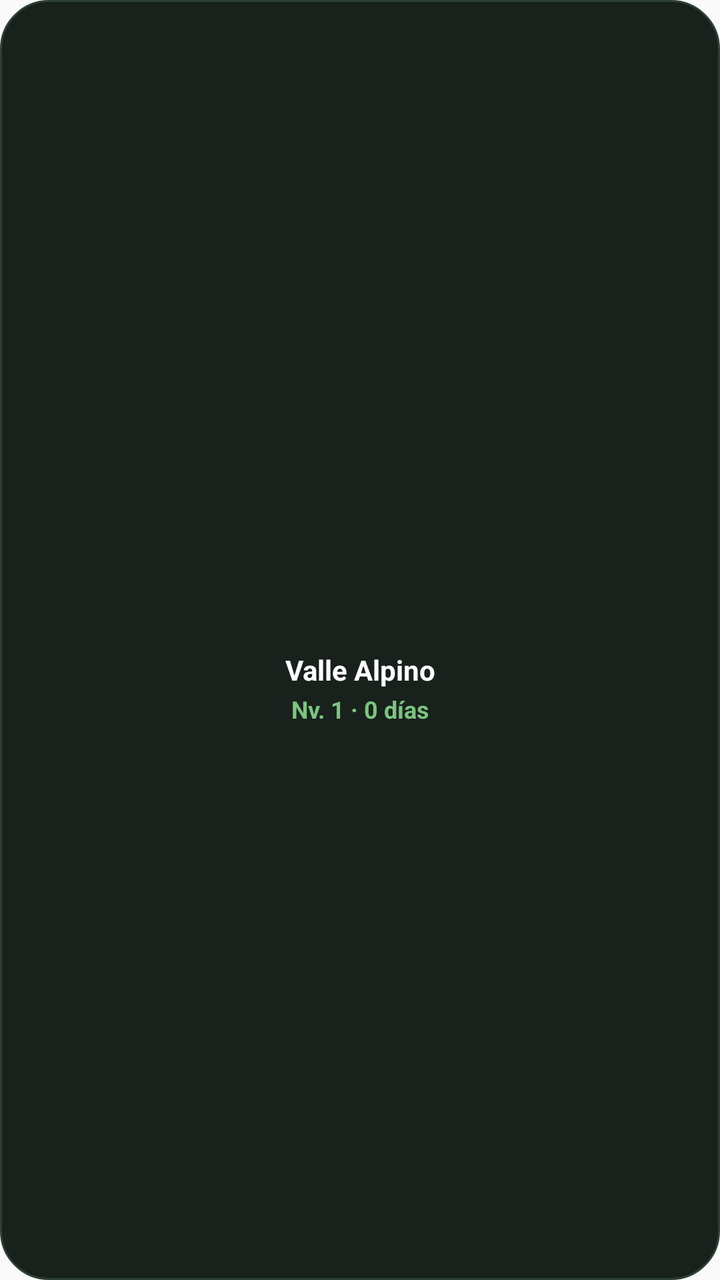
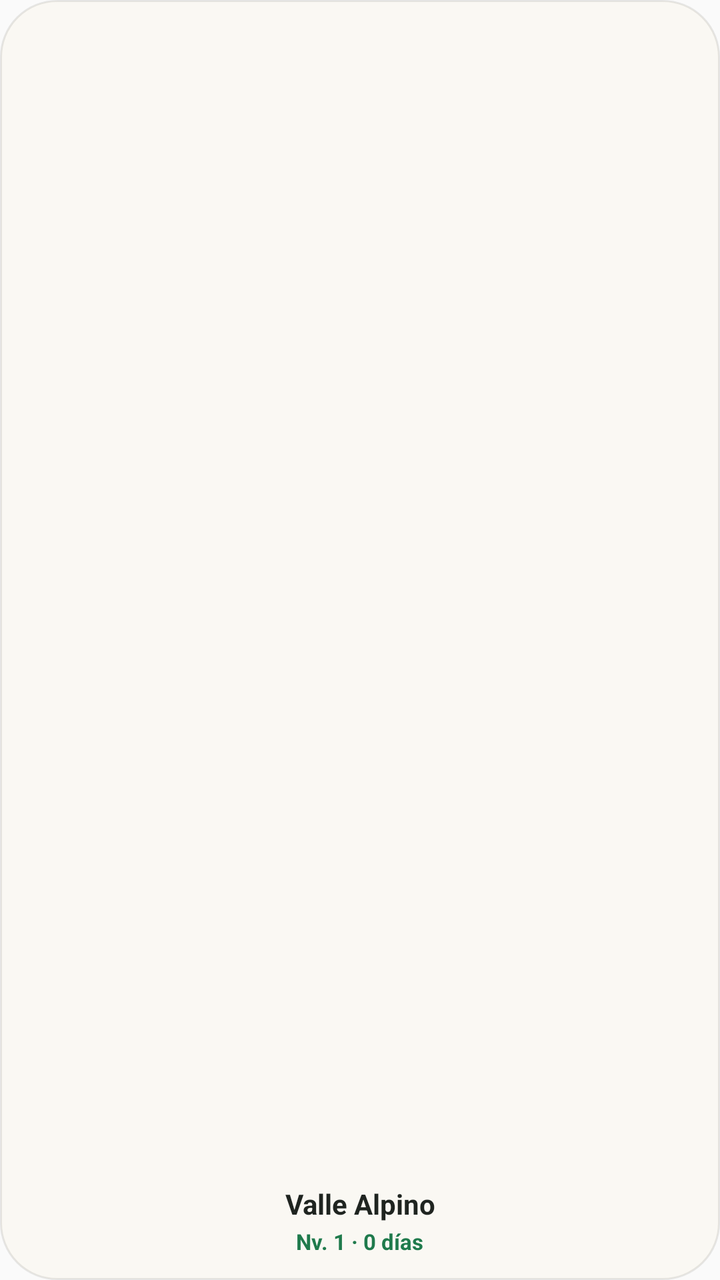

The first picture is an Android layout as it rendered before a commit; the second is the same layout after the commit. The layout source and the unified diff follow.
<!-- AndroidManifest.xml: application theme AppTheme -->
<!-- res/layout/widget_splash_biome.xml -->
<?xml version="1.0" encoding="utf-8"?>
<LinearLayout xmlns:android="http://schemas.android.com/apk/res/android"
    android:id="@+id/widget_biome_root"
    android:layout_width="match_parent"
    android:layout_height="match_parent"
    android:background="@drawable/widget_splash_bg"
    android:gravity="center"
    android:orientation="vertical"
    android:padding="14dp">

    <ImageView
        android:layout_width="40dp"
        android:layout_height="40dp"
        android:contentDescription="Splash"
        android:src="@mipmap/ic_launcher" />

    <TextView
        android:id="@+id/widget_biome_name"
        android:layout_width="wrap_content"
        android:layout_height="wrap_content"
        android:layout_marginTop="8dp"
        android:ellipsize="end"
        android:gravity="center"
        android:maxLines="1"
        android:text="Valle Alpino"
        android:textColor="#FFFFFF"
        android:textSize="14sp"
        android:textStyle="bold" />

    <TextView
        android:id="@+id/widget_biome_level"
        android:layout_width="wrap_content"
        android:layout_height="wrap_content"
        android:layout_marginTop="2dp"
        android:gravity="center"
        android:maxLines="1"
        android:text="Nv. 1 · 0 días"
        android:textColor="#7BC47F"
        android:textSize="12sp"
        android:textStyle="bold" />
</LinearLayout>
<!-- resources referenced by this layout -->
<resources>
  <!-- drawable widget_splash_bg (drawable) -->
  <?xml version="1.0" encoding="utf-8"?>
  <shape xmlns:android="http://schemas.android.com/apk/res/android"
      android:shape="rectangle">
      <solid android:color="#19211C" />
      <corners android:radius="24dp" />
      <stroke
          android:width="1dp"
          android:color="#2E3F34" />
  </shape>
  <!-- mipmap ic_launcher (mipmap-anydpi-v26) -->
  <?xml version="1.0" encoding="utf-8"?>
  <adaptive-icon xmlns:android="http://schemas.android.com/apk/res/android">
      <background android:drawable="@color/ic_launcher_background"/>
      <foreground android:drawable="@mipmap/ic_launcher_foreground"/>
  </adaptive-icon>
  <style name="AppTheme" parent="Theme.AppCompat.Light.DarkActionBar">
          
          <item name="colorPrimary">@color/colorPrimary</item>
          <item name="colorPrimaryDark">@color/colorPrimaryDark</item>
          <item name="colorAccent">@color/colorAccent</item>
      </style>
  <color name="ic_launcher_background">#FAF8F3</color>
</resources>

<!-- the commit's change to res/layout/widget_splash_biome.xml (unified diff, before → after) -->
@@ -3,27 +3,30 @@
     android:id="@+id/widget_biome_root"
     android:layout_width="match_parent"
     android:layout_height="match_parent"
-    android:background="@drawable/widget_splash_bg"
+    android:background="@drawable/widget_card_light"
     android:gravity="center"
     android:orientation="vertical"
-    android:padding="14dp">
+    android:padding="12dp">
 
     <ImageView
-        android:layout_width="40dp"
-        android:layout_height="40dp"
-        android:contentDescription="Splash"
+        android:id="@+id/widget_biome_2x2_img"
+        android:layout_width="match_parent"
+        android:layout_height="0dp"
+        android:layout_weight="1"
+        android:contentDescription="Splash Bioma 3D"
+        android:scaleType="fitCenter"
         android:src="@mipmap/ic_launcher" />
 
     <TextView
         android:id="@+id/widget_biome_name"
         android:layout_width="wrap_content"
         android:layout_height="wrap_content"
-        android:layout_marginTop="8dp"
+        android:layout_marginTop="6dp"
         android:ellipsize="end"
         android:gravity="center"
         android:maxLines="1"
         android:text="Valle Alpino"
-        android:textColor="#FFFFFF"
+        android:textColor="#1F2420"
         android:textSize="14sp"
         android:textStyle="bold" />
 
@@ -32,10 +35,11 @@
         android:layout_width="wrap_content"
         android:layout_height="wrap_content"
         android:layout_marginTop="2dp"
+        android:ellipsize="end"
         android:gravity="center"
         android:maxLines="1"
         android:text="Nv. 1 · 0 días"
-        android:textColor="#7BC47F"
-        android:textSize="12sp"
+        android:textColor="#1F7A4C"
+        android:textSize="11sp"
         android:textStyle="bold" />
 </LinearLayout>
<!-- resource entries referenced after the edit -->
@@ -1,14 +1,14 @@
 <!-- resources referenced by this layout -->
 <resources>
-  <!-- drawable widget_splash_bg (drawable) -->
+  <!-- drawable widget_card_light (drawable) -->
   <?xml version="1.0" encoding="utf-8"?>
   <shape xmlns:android="http://schemas.android.com/apk/res/android"
       android:shape="rectangle">
-      <solid android:color="#19211C" />
-      <corners android:radius="24dp" />
+      <solid android:color="#FAF8F3" />
+      <corners android:radius="28dp" />
       <stroke
           android:width="1dp"
-          android:color="#2E3F34" />
+          android:color="#1A282622" />
   </shape>
   <!-- mipmap ic_launcher (mipmap-anydpi-v26) -->
   <?xml version="1.0" encoding="utf-8"?>
